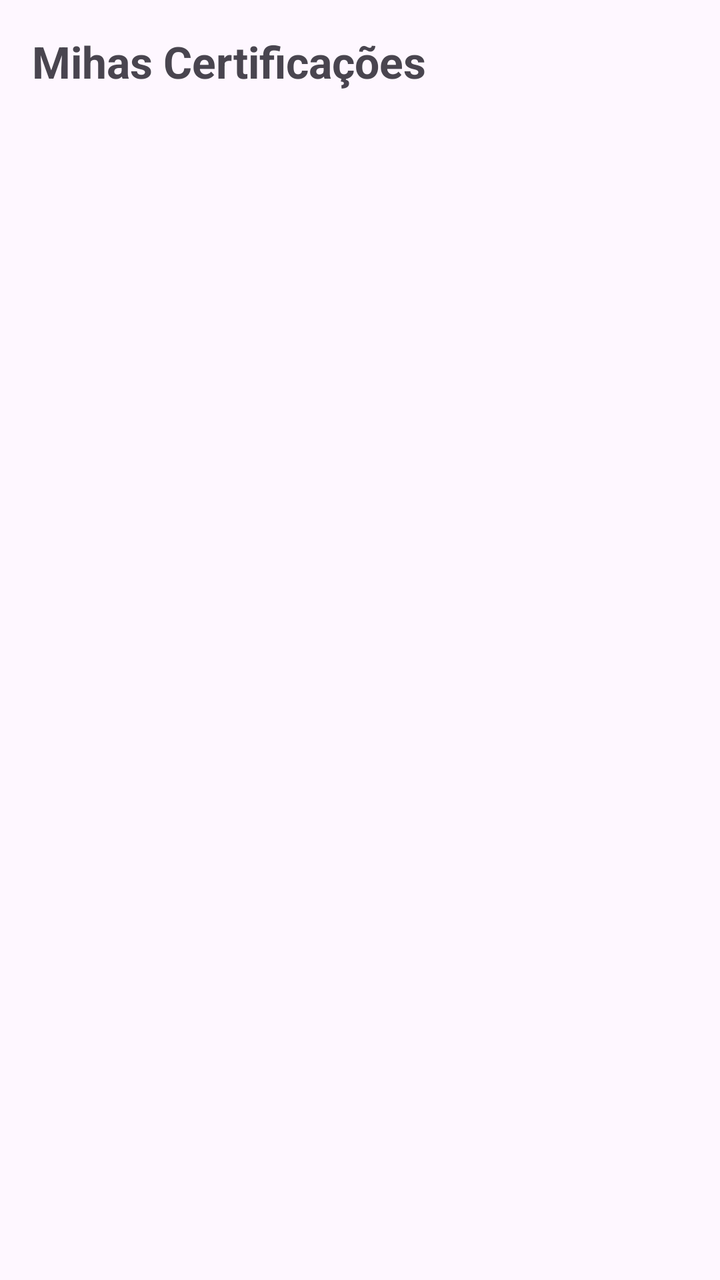
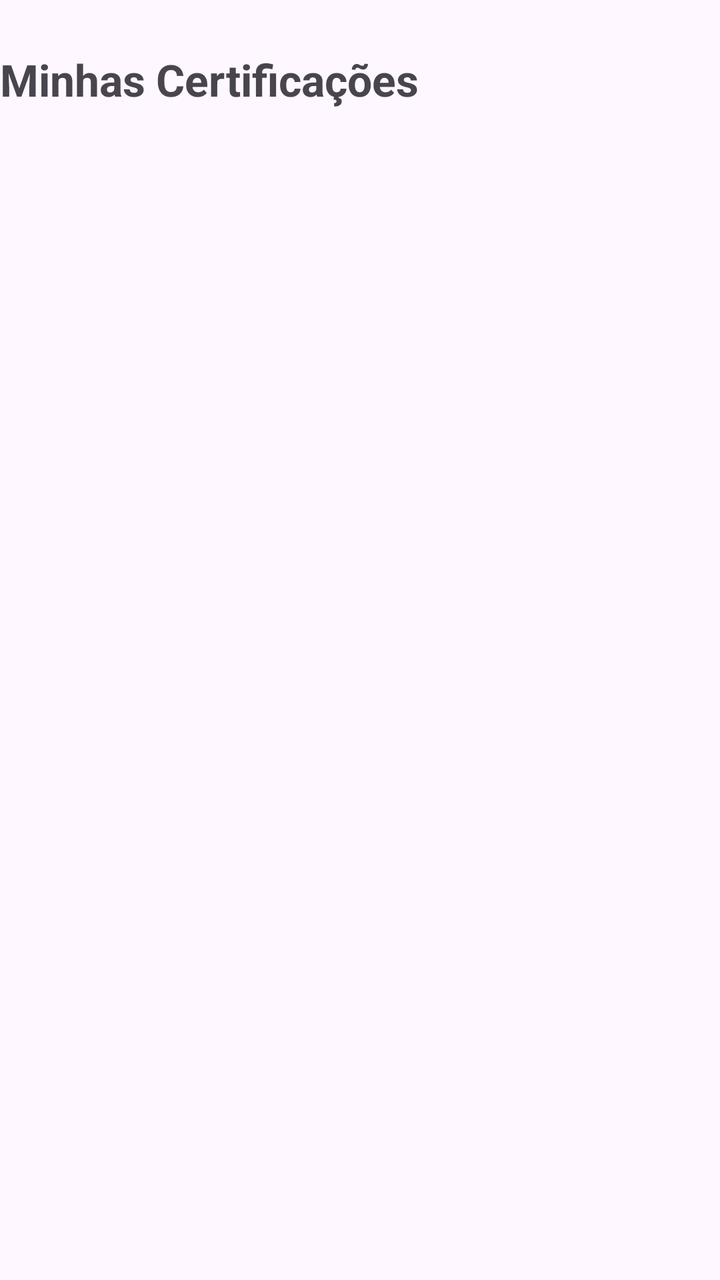

Compare the two renders of this Android layout. The source of the first and the diff that turns it into the second are given below.
<!-- AndroidManifest.xml: application theme Theme.AppEstudos -->
<!-- res/layout/activity_certificacoes.xml -->
<?xml version="1.0" encoding="utf-8"?>
<LinearLayout xmlns:android="http://schemas.android.com/apk/res/android"
    android:layout_width="match_parent"
    android:layout_height="match_parent"
    android:orientation="vertical">

    <TextView
        android:layout_width="match_parent"
        android:layout_height="wrap_content"
        android:padding="16dp"
        android:text="Mihas Certificações"
        android:textSize="22sp"
        android:textStyle="bold" />

    <ListView
        android:id="@+id/listViewCertificacoes"
        android:layout_width="match_parent"
        android:layout_height="match_parent" />

</LinearLayout>
<!-- resources referenced by this layout -->
<resources>
  <style name="Theme.AppEstudos" parent="Base.Theme.AppEstudos" />
  <style name="Base.Theme.AppEstudos" parent="Theme.Material3.DayNight.NoActionBar">
          
          
      </style>
</resources>

<!-- the commit's change to res/layout/activity_certificacoes.xml (unified diff, before → after) -->
@@ -7,8 +7,8 @@
     <TextView
         android:layout_width="match_parent"
         android:layout_height="wrap_content"
-        android:padding="16dp"
-        android:text="Mihas Certificações"
+        android:paddingTop="25dp"
+        android:text="Minhas Certificações"
         android:textSize="22sp"
         android:textStyle="bold" />
 
<!-- resource entries referenced after the edit -->
@@ -4,6 +4,9 @@
   <style name="Base.Theme.AppEstudos" parent="Theme.Material3.DayNight.NoActionBar">
           
           
+  
+          <item name="android:statusBarColor">@android:color/transparent</item>
+          <item name="android:windowTranslucentStatus">true</item>
       </style>
 </resources>
 
